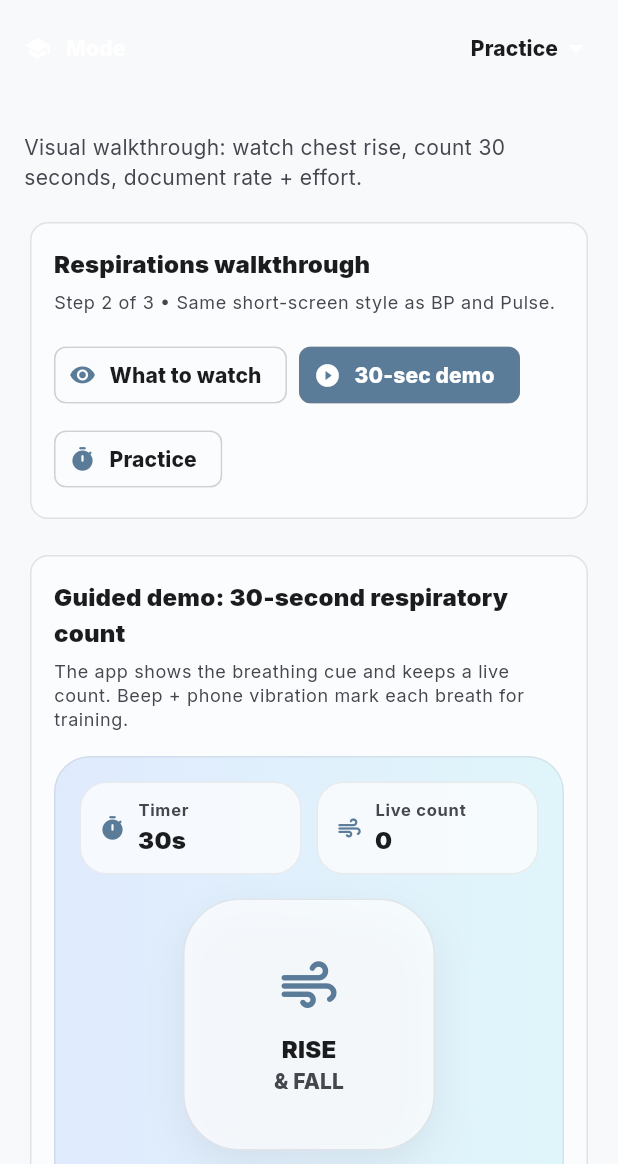
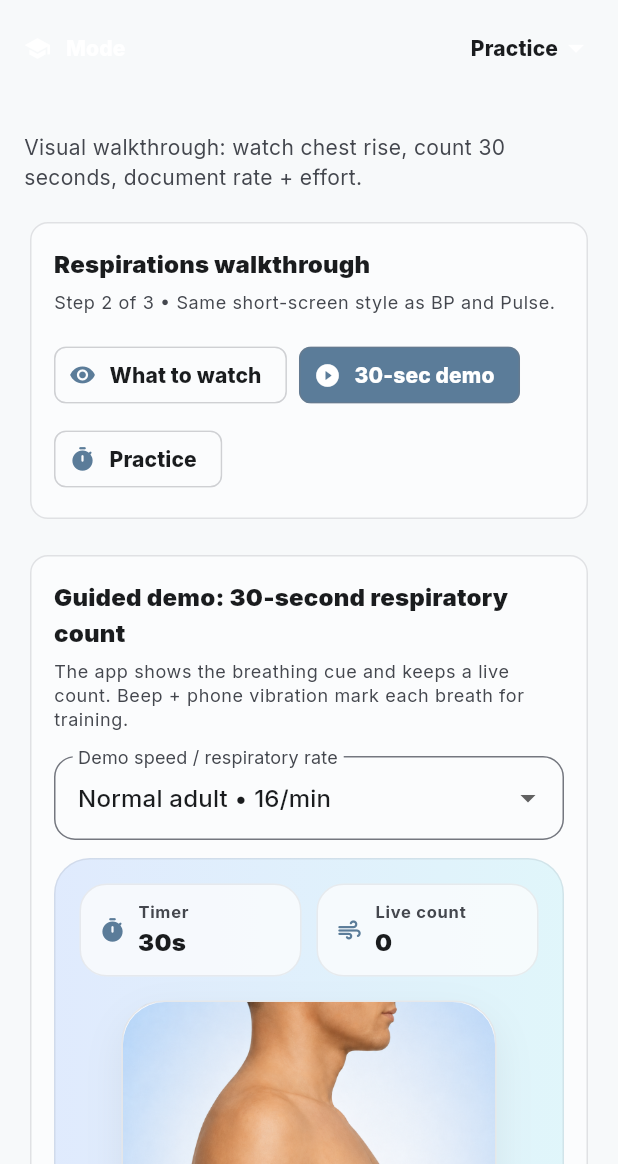
Before and after one commit to EMSCodeSim/vitals, a Flutter app: the RespirationsTestPage screen opened by its route, after a tap on "30-sec demo", on a phone screen of 412 x 824 dp, the part 72-1236 px from its top. Run offline on Flutter 3.47's test engine with Material 3 defaults, Android fonts, the light colour scheme and no system bars; our stand-ins replace audioplayers, flutter_tts, go_router, google_fonts, shared_preferences; accounts and stored records are empty.

Commit message:
Add files via upload

```diff
--- a/lib/respirations/respirations_test_page.dart
+++ b/lib/respirations/respirations_test_page.dart
@@ -56,6 +56,7 @@ class _RespirationsTestPageState extends State<RespirationsTestPage> with Single
   final PulseBeepPlayer _cue = PulseBeepPlayer();
 
   RespirationRangePreset _preset = RespirationRangePreset.normalAdult;
+  RespirationRangePreset _guidedPreset = RespirationRangePreset.normalAdult;
   int _countSeconds = 30;
   int _walkthroughScreen = 0;
 
@@ -125,6 +126,14 @@ class _RespirationsTestPageState extends State<RespirationsTestPage> with Single
 
   int _randIn(int min, int maxVal) => min + _rng.nextInt(max(1, maxVal - min + 1));
 
+  int _guidedDemoRate(RespirationRangePreset preset) => switch (preset) {
+    RespirationRangePreset.slow => 8,
+    RespirationRangePreset.normalAdult => 16,
+    RespirationRangePreset.fast => 24,
+    RespirationRangePreset.distress => 32,
+    RespirationRangePreset.irregular => 18,
+  };
+
   RespirationPattern _randomPatternForPreset(RespirationRangePreset p) {
     if (p == RespirationRangePreset.irregular) return RespirationPattern.irregular;
     if (p == RespirationRangePreset.distress) return _rng.nextBool() ? RespirationPattern.labored : RespirationPattern.shallow;
@@ -150,8 +159,12 @@ class _RespirationsTestPageState extends State<RespirationsTestPage> with Single
     await _unlockAudio();
     _stopAll();
 
-    const rr = 16;
-    const pattern = RespirationPattern.regular;
+    final rr = _guidedDemoRate(_guidedPreset);
+    final pattern = _guidedPreset == RespirationRangePreset.irregular
+        ? RespirationPattern.irregular
+        : (_guidedPreset == RespirationRangePreset.distress
+            ? RespirationPattern.labored
+            : RespirationPattern.regular);
 
     setState(() {
       _actualRr = rr;
@@ -365,6 +378,9 @@ class _RespirationsTestPageState extends State<RespirationsTestPage> with Single
                         remainingSeconds: _remainingSeconds,
                         liveBreathCount: _liveBreathCount,
                         breathScale: _breathScale,
+                        breathProgress: _breathController,
+                        guidedPreset: _guidedPreset,
+                        onGuidedPresetChanged: running ? null : (v) => setState(() => _guidedPreset = v ?? _guidedPreset),
                         onStart: _startGuidedRespirations,
                         onStop: _stopAndRefresh,
                         onNextPractice: () => _goToWalkthroughScreen(2),
@@ -380,6 +396,7 @@ class _RespirationsTestPageState extends State<RespirationsTestPage> with Single
                         liveBreathCount: _liveBreathCount,
                         patternPick: _patternPick,
                         breathScale: _breathScale,
+                        breathProgress: _breathController,
                         onPresetChanged: running ? null : (v) => setState(() => _preset = v ?? _preset),
                         onCountSecondsChanged: running ? null : (v) => setState(() => _countSeconds = v),
                         onPatternChanged: (v) => setState(() => _patternPick = v),
@@ -496,12 +513,15 @@ class _RespirationPhotoPanel extends StatelessWidget {
 }
 
 class _RespirationGuidedPanel extends StatelessWidget {
-  const _RespirationGuidedPanel({required this.running, required this.remainingSeconds, required this.liveBreathCount, required this.breathScale, required this.onStart, required this.onStop, required this.onNextPractice});
+  const _RespirationGuidedPanel({required this.running, required this.remainingSeconds, required this.liveBreathCount, required this.breathScale, required this.breathProgress, required this.guidedPreset, required this.onGuidedPresetChanged, required this.onStart, required this.onStop, required this.onNextPractice});
 
   final bool running;
   final int remainingSeconds;
   final int liveBreathCount;
   final Animation<double> breathScale;
+  final Animation<double> breathProgress;
+  final RespirationRangePreset guidedPreset;
+  final ValueChanged<RespirationRangePreset?>? onGuidedPresetChanged;
   final VoidCallback onStart;
   final VoidCallback onStop;
   final VoidCallback onNextPractice;
@@ -513,13 +533,24 @@ class _RespirationGuidedPanel extends StatelessWidget {
       subtitle: 'The app shows the breathing cue and keeps a live count. Beep + phone vibration mark each breath for training.',
       child: Column(
         children: [
+          DropdownButtonFormField<RespirationRangePreset>(
+            value: guidedPreset,
+            decoration: InputDecoration(
+              labelText: 'Demo speed / respiratory rate',
+              border: OutlineInputBorder(borderRadius: BorderRadius.circular(14)),
+            ),
+            items: [for (final p in RespirationRangePreset.values) DropdownMenuItem(value: p, child: Text('${p.label} • ${switch (p) { RespirationRangePreset.slow => '8/min', RespirationRangePreset.normalAdult => '16/min', RespirationRangePreset.fast => '24/min', RespirationRangePreset.distress => '32/min', RespirationRangePreset.irregular => 'Irregular' }}'))],
+            onChanged: onGuidedPresetChanged,
+          ),
+          const SizedBox(height: 12),
           _BreathingDisplay(
             breathScale: breathScale,
+            breathProgress: breathProgress,
             running: running,
             remainingSeconds: remainingSeconds,
             liveBreathCount: liveBreathCount,
-            title: running ? 'Watch the rise and fall' : 'Tap Start Demo',
-            subtitle: running ? 'Live count: $liveBreathCount breaths' : 'Normal adult demo: 16/min',
+            title: running ? 'Watch the chest rise and fall' : 'Tap Start Demo',
+            subtitle: running ? 'Live count: $liveBreathCount breaths' : 'Animated chest demo at ${switch (guidedPreset) { RespirationRangePreset.slow => '8', RespirationRangePreset.normalAdult => '16', RespirationRangePreset.fast => '24', RespirationRangePreset.distress => '32', RespirationRangePreset.irregular => 'variable' }}/min',
           ),
           const SizedBox(height: 14),
           if (running)
@@ -563,7 +594,7 @@ class _RespirationGuidedPanel extends StatelessWidget {
 }
 
 class _RespirationPracticePanel extends StatelessWidget {
-  const _RespirationPracticePanel({required this.mode, required this.running, required this.preset, required this.countSeconds, required this.remainingSeconds, required this.tapCount, required this.liveBreathCount, required this.patternPick, required this.breathScale, required this.onPresetChanged, required this.onCountSecondsChanged, required this.onPatternChanged, required this.onStart, required this.onTapBreath});
+  const _RespirationPracticePanel({required this.mode, required this.running, required this.preset, required this.countSeconds, required this.remainingSeconds, required this.tapCount, required this.liveBreathCount, required this.patternPick, required this.breathScale, required this.breathProgress, required this.onPresetChanged, required this.onCountSecondsChanged, required this.onPatternChanged, required this.onStart, required this.onTapBreath});
 
   final TrainingMode mode;
   final bool running;
@@ -574,8 +605,9 @@ class _RespirationPracticePanel extends StatelessWidget {
   final int liveBreathCount;
   final RespirationPattern? patternPick;
   final Animation<double> breathScale;
+  final Animation<double> breathProgress;
   final ValueChanged<RespirationRangePreset?>? onPresetChanged;
-  final ValueChanged<int> onCountSecondsChanged;
+  final ValueChanged<int>? onCountSecondsChanged;
   final ValueChanged<RespirationPattern?> onPatternChanged;
   final VoidCallback onStart;
   final VoidCallback onTapBreath;
@@ -604,11 +636,12 @@ class _RespirationPracticePanel extends StatelessWidget {
               ButtonSegment(value: 30, label: Text('30 sec'), icon: Icon(Icons.timer_rounded)),
             ],
             selected: {countSeconds},
-            onSelectionChanged: running ? null : (v) => onCountSecondsChanged(v.first),
+            onSelectionChanged: onCountSecondsChanged == null ? null : (v) => onCountSecondsChanged!(v.first),
           ),
           const SizedBox(height: 12),
           _BreathingDisplay(
             breathScale: breathScale,
+            breathProgress: breathProgress,
             running: running,
             remainingSeconds: remainingSeconds,
             liveBreathCount: liveBreathCount,
@@ -655,9 +688,10 @@ class _RespirationPracticePanel extends StatelessWidget {
 }
 
 class _BreathingDisplay extends StatelessWidget {
-  const _BreathingDisplay({required this.breathScale, required this.running, required this.remainingSeconds, required this.liveBreathCount, required this.title, required this.subtitle});
+  const _BreathingDisplay({required this.breathScale, required this.breathProgress, required this.running, required this.remainingSeconds, required this.liveBreathCount, required this.title, required this.subtitle});
 
   final Animation<double> breathScale;
+  final Animation<double> breathProgress;
   final bool running;
   final int remainingSeconds;
   final int liveBreathCount;
@@ -686,33 +720,59 @@ class _BreathingDisplay extends StatelessWidget {
           ),
           const SizedBox(height: 16),
           AnimatedBuilder(
-            animation: breathScale,
+            animation: Listenable.merge([breathScale, breathProgress]),
             builder: (context, _) {
+              final t = running ? breathProgress.value : 0.25;
+              String asset;
+              if (t < 0.20) {
+                asset = 'assets/images/resp_chest_frame_1.png';
+              } else if (t < 0.45) {
+                asset = 'assets/images/resp_chest_frame_2.png';
+              } else if (t < 0.70) {
+                asset = 'assets/images/resp_chest_frame_3.png';
+              } else if (t < 0.88) {
+                asset = 'assets/images/resp_chest_frame_2.png';
+              } else {
+                asset = 'assets/images/resp_chest_frame_1.png';
+              }
               return Transform.scale(
-                scale: breathScale.value,
-                child: Stack(
-                  alignment: Alignment.center,
-                  children: [
-                    Container(
-                      width: 168,
-                      height: 168,
-                      decoration: BoxDecoration(
-                        color: Colors.white.withValues(alpha: 0.72),
-                        borderRadius: BorderRadius.circular(38),
-                        border: Border.all(color: cs.outline.withValues(alpha: 0.16)),
-                        boxShadow: [BoxShadow(color: Colors.black.withValues(alpha: 0.06), blurRadius: 22, offset: const Offset(0, 10))],
-                      ),
-                    ),
-                    Column(
-                      mainAxisSize: MainAxisSize.min,
+                scale: running ? breathScale.value : 1.0,
+                child: Container(
+                  width: 250,
+                  decoration: BoxDecoration(
+                    color: Colors.white.withValues(alpha: 0.84),
+                    borderRadius: BorderRadius.circular(28),
+                    border: Border.all(color: cs.outline.withValues(alpha: 0.16)),
+                    boxShadow: [BoxShadow(color: Colors.black.withValues(alpha: 0.06), blurRadius: 22, offset: const Offset(0, 10))],
+                  ),
+                  child: ClipRRect(
+                    borderRadius: BorderRadius.circular(28),
+                    child: Stack(
                       children: [
-                        Icon(Icons.air_rounded, size: 44, color: cs.primary),
-                        const SizedBox(height: 8),
-                        Text('RISE', style: context.textStyles.titleMedium?.copyWith(fontWeight: FontWeight.w900)),
-                        Text('& FALL', style: context.textStyles.labelLarge?.copyWith(fontWeight: FontWeight.w800, color: cs.onSurfaceVariant)),
+                        AspectRatio(
+                          aspectRatio: 4 / 5,
+                          child: Image.asset(asset, fit: BoxFit.cover),
+                        ),
+                        Positioned(
+                          left: 12,
+                          right: 12,
+                          bottom: 12,
+                          child: Container(
+                            padding: const EdgeInsets.symmetric(horizontal: 12, vertical: 10),
+                            decoration: BoxDecoration(
+                              color: Colors.black.withValues(alpha: 0.52),
+                              borderRadius: BorderRadius.circular(16),
+                            ),
+                            child: Text(
+                              running ? (t < 0.5 ? 'Inhale' : 'Exhale') : 'Animated chest demo',
+                              textAlign: TextAlign.center,
+                              style: context.textStyles.labelLarge?.copyWith(color: Colors.white, fontWeight: FontWeight.w900),
+                            ),
+                          ),
+                        ),
                       ],
                     ),
-                  ],
+                  ),
                 ),
               );
             },
```
